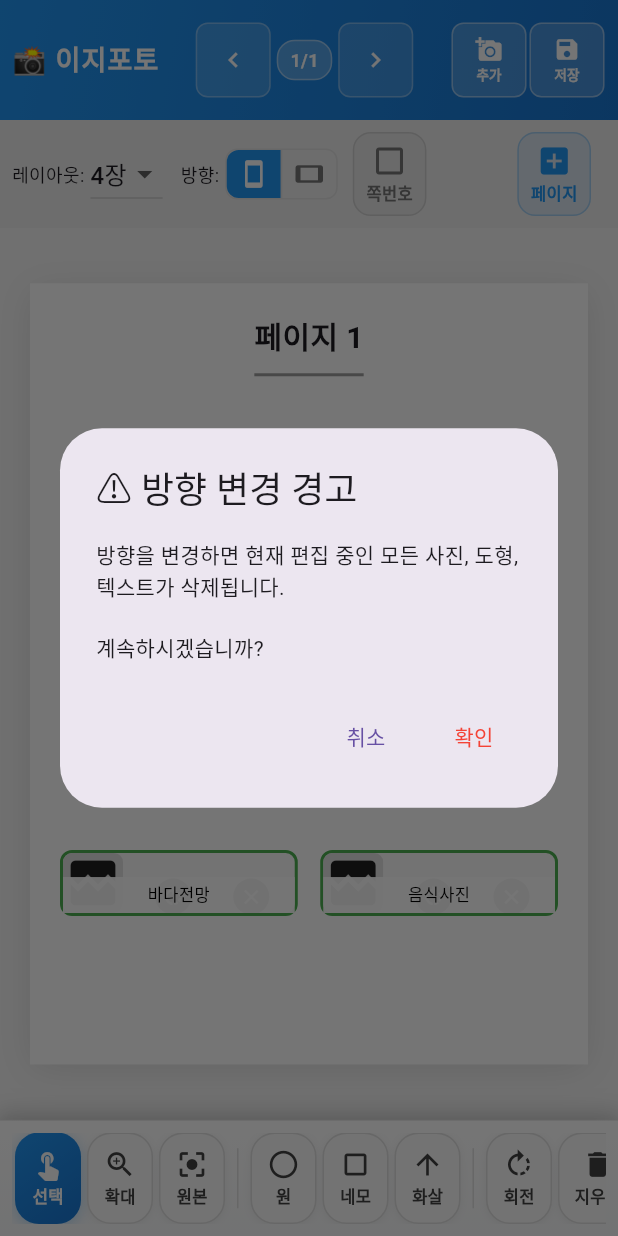
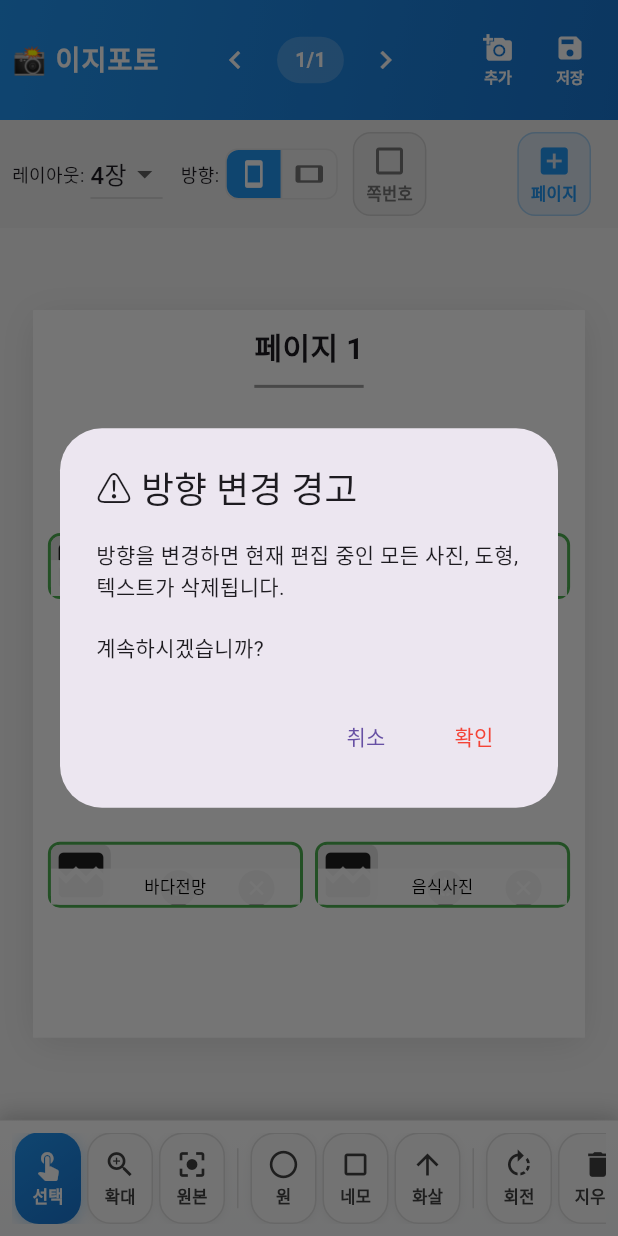
Before and after one commit to jagallang/EZPHOTO, a Flutter app: the screen it shows after launch, after a tap on the "stay current landscape" icon, on a phone screen of 412 x 824 dp. Run offline on Flutter 3.47's test engine with Material 3 defaults, Android fonts, the phone set to English and light mode, and no system bars; drawn by our look-alikes of screenshot; our stand-ins replace image_picker; network calls fail.

Commit message:
feat: Implement fully responsive mobile layout and clean UI design
- Add dynamic responsive layout calculations for different screen sizes
- Optimize photo container sizing for mobile devices (95% width utilization)
- Remove background decorations from top bar icons for cleaner look
- Implement screen-size-based margin and padding calculations
- Reduce photo slot spacing for better space utilization
- Improve page navigation with larger, background-free buttons
- Support both mobile (<600px) and tablet/desktop (>600px) layouts

Mobile optimizations:
- Dynamic container sizing based on screen dimensions
- Proportional margins and paddings
- Maximum space utilization for photo display
- Clean icon design without background boxes

🤖 Generated with [Claude Code](https://claude.ai/code)

Co-Authored-By: Claude <noreply@anthropic.com>

```diff
--- a/lib/main.dart
+++ b/lib/main.dart
@@ -1016,74 +1016,50 @@ class _PhotoEditorScreenState extends State<PhotoEditorScreen> {
                       child: Row(
                         mainAxisSize: MainAxisSize.min,
                         children: [
-                          Container(
-                            margin: const EdgeInsets.symmetric(horizontal: 2),
-                            decoration: BoxDecoration(
-                              color: Colors.white.withValues(alpha: 0.15),
-                              borderRadius: BorderRadius.circular(8),
-                              border: Border.all(color: Colors.white.withValues(alpha: 0.3)),
-                            ),
-                            child: IconButton(
-                              padding: const EdgeInsets.all(4),
-                              constraints: const BoxConstraints(minWidth: 32, minHeight: 32),
-                              icon: const Icon(Icons.chevron_left, color: Colors.white, size: 20),
+                          IconButton(
+                            padding: const EdgeInsets.all(8),
+                            constraints: const BoxConstraints(minWidth: 36, minHeight: 36),
+                            icon: const Icon(Icons.chevron_left, color: Colors.white, size: 24),
                             onPressed: currentPageIndex > 0 ? () {
                               _saveCurrentPageData();
                               _loadPageData(currentPageIndex - 1);
                             } : null,
                           ),
-                          ),
                           Container(
-                            padding: const EdgeInsets.symmetric(horizontal: 8, vertical: 4),
-                            margin: const EdgeInsets.symmetric(horizontal: 2),
+                            padding: const EdgeInsets.symmetric(horizontal: 12, vertical: 6),
+                            margin: const EdgeInsets.symmetric(horizontal: 4),
                             decoration: BoxDecoration(
-                              color: Colors.white.withValues(alpha: 0.25),
-                              borderRadius: BorderRadius.circular(12),
-                              border: Border.all(color: Colors.white.withValues(alpha: 0.4)),
+                              color: Colors.white.withValues(alpha: 0.2),
+                              borderRadius: BorderRadius.circular(16),
                             ),
                             child: Text(
                               '${currentPageIndex + 1}/${pages.length}',
                               style: const TextStyle(
                                 color: Colors.white,
-                                fontSize: 12,
+                                fontSize: 13,
                                 fontWeight: FontWeight.w600,
                               ),
                             ),
                           ),
-                          Container(
-                            margin: const EdgeInsets.symmetric(horizontal: 2),
-                            decoration: BoxDecoration(
-                              color: Colors.white.withValues(alpha: 0.15),
-                              borderRadius: BorderRadius.circular(8),
-                              border: Border.all(color: Colors.white.withValues(alpha: 0.3)),
-                            ),
-                            child: IconButton(
-                              padding: const EdgeInsets.all(4),
-                              constraints: const BoxConstraints(minWidth: 32, minHeight: 32),
-                              icon: const Icon(Icons.chevron_right, color: Colors.white, size: 20),
+                          IconButton(
+                            padding: const EdgeInsets.all(8),
+                            constraints: const BoxConstraints(minWidth: 36, minHeight: 36),
+                            icon: const Icon(Icons.chevron_right, color: Colors.white, size: 24),
                             onPressed: currentPageIndex < pages.length - 1 ? () {
                               _saveCurrentPageData();
                               _loadPageData(currentPageIndex + 1);
                             } : null,
                           ),
-                          ),
-                        ],
-                      ),
-                    ),
-                  ),
-
-                  // 오른쪽: 기능 버튼들 (모바일에 맞게 더 컴팩트)
+                        ],
+                      ),
+                    ),
+                  ),
+
+                  // 오른쪽: 기능 버튼들 (배경 제거, 깔끔한 디자인)
                   Row(
                     mainAxisSize: MainAxisSize.min,
                     children: [
-                      Container(
-                        margin: const EdgeInsets.symmetric(horizontal: 1),
-                        decoration: BoxDecoration(
-                          color: Colors.white.withValues(alpha: 0.2),
-                          borderRadius: BorderRadius.circular(8),
-                          border: Border.all(color: Colors.white.withValues(alpha: 0.4)),
-                        ),
-                        child: TextButton(
+                      TextButton(
                         style: TextButton.styleFrom(
                           padding: const EdgeInsets.symmetric(horizontal: 8, vertical: 4),
                           minimumSize: const Size(40, 40),
@@ -1094,28 +1070,20 @@ class _PhotoEditorScreenState extends State<PhotoEditorScreen> {
                         child: const Column(
                           mainAxisSize: MainAxisSize.min,
                           children: [
-                              Icon(Icons.add_a_photo, color: Colors.white, size: 18),
-                              SizedBox(height: 1),
+                            Icon(Icons.add_a_photo, color: Colors.white, size: 20),
+                            SizedBox(height: 2),
                             Text(
                               '추가',
                               style: TextStyle(
                                 color: Colors.white,
                                 fontWeight: FontWeight.w600,
-                                  fontSize: 9,
-                                ),
-                              ),
-                            ],
-                          ),
-                        ),
-                      ),
-                      Container(
-                        margin: const EdgeInsets.symmetric(horizontal: 1),
-                        decoration: BoxDecoration(
-                          color: Colors.white.withValues(alpha: 0.2),
-                          borderRadius: BorderRadius.circular(8),
-                          border: Border.all(color: Colors.white.withValues(alpha: 0.4)),
-                        ),
-                        child: TextButton(
+                                fontSize: 10,
+                              ),
+                            ),
+                          ],
+                        ),
+                      ),
+                      TextButton(
                         style: TextButton.styleFrom(
                           padding: const EdgeInsets.symmetric(horizontal: 8, vertical: 4),
                           minimumSize: const Size(40, 40),
@@ -1126,18 +1094,17 @@ class _PhotoEditorScreenState extends State<PhotoEditorScreen> {
                         child: const Column(
                           mainAxisSize: MainAxisSize.min,
                           children: [
-                              Icon(Icons.save, color: Colors.white, size: 18),
-                              SizedBox(height: 1),
+                            Icon(Icons.save, color: Colors.white, size: 20),
+                            SizedBox(height: 2),
                             Text(
                               '저장',
                               style: TextStyle(
                                 color: Colors.white,
                                 fontWeight: FontWeight.w600,
-                                  fontSize: 9,
-                                ),
-                              ),
-                            ],
-                          ),
+                                fontSize: 10,
+                              ),
+                            ),
+                          ],
                         ),
                       ),
                     ],
@@ -1332,20 +1299,38 @@ class _PhotoEditorScreenState extends State<PhotoEditorScreen> {
             child: Center(
               child: LayoutBuilder(
                 builder: (context, constraints) {
-                  // 화면 크기에 맞게 동적으로 계산
-                  final availableWidth = constraints.maxWidth - 40; // margin 20*2
-                  final availableHeight = constraints.maxHeight - 40; // margin 20*2
+                  // 화면 크기에 완전히 반응하는 동적 계산
+                  final screenWidth = constraints.maxWidth;
+                  final screenHeight = constraints.maxHeight;
+
+                  // 여백을 화면 크기에 비례하여 설정
+                  final horizontalMargin = (screenWidth * 0.03).clamp(8.0, 20.0);
+                  final verticalMargin = (screenHeight * 0.02).clamp(8.0, 16.0);
+
+                  final availableWidth = screenWidth - (horizontalMargin * 2);
+                  final availableHeight = screenHeight - (verticalMargin * 2);
 
                   double containerWidth, containerHeight;
 
+                  // 화면 크기별 최적화
+                  if (screenWidth < 600) {
+                    // 모바일 (소형 화면)
                     if (isPortrait) {
-                    // 세로 모드: 가로 기준으로 크기 결정
-                    containerWidth = availableWidth.clamp(200.0, 400.0);
-                    containerHeight = containerWidth * 1.4; // A4 비율
+                      containerWidth = availableWidth * 0.95; // 95% 활용
+                      containerHeight = (availableHeight * 0.85).clamp(containerWidth * 1.1, containerWidth * 1.5);
                     } else {
-                    // 가로 모드: 세로 기준으로 크기 결정
-                    containerHeight = availableHeight.clamp(200.0, 400.0);
-                    containerWidth = containerHeight * 1.4; // A4 비율
+                      containerHeight = availableHeight * 0.9; // 90% 활용
+                      containerWidth = (availableWidth * 0.8).clamp(containerHeight * 1.1, containerHeight * 1.5);
+                    }
+                  } else {
+                    // 태블릿/데스크톱 (대형 화면)
+                    if (isPortrait) {
+                      containerWidth = availableWidth.clamp(400.0, 600.0);
+                      containerHeight = (containerWidth * 1.3).clamp(500.0, availableHeight);
+                    } else {
+                      containerHeight = availableHeight.clamp(400.0, 500.0);
+                      containerWidth = (containerHeight * 1.4).clamp(500.0, availableWidth);
+                    }
                   }
 
                   return Screenshot(
@@ -1353,8 +1338,8 @@ class _PhotoEditorScreenState extends State<PhotoEditorScreen> {
                     child: Container(
                       width: containerWidth,
                       height: containerHeight,
-                      margin: const EdgeInsets.all(20),
-                      padding: const EdgeInsets.all(20),
+                      margin: EdgeInsets.all(horizontalMargin),
+                      padding: EdgeInsets.all((horizontalMargin * 0.8).clamp(8.0, 16.0)),
                   decoration: BoxDecoration(
                     color: Colors.white,
                     boxShadow: [
@@ -1614,7 +1599,7 @@ class _PhotoEditorScreenState extends State<PhotoEditorScreen> {
     return Column(
       children: [
         Expanded(child: _buildPhotoSlot(0)),
-        const SizedBox(height: 15),
+        const SizedBox(height: 8),
         Expanded(child: _buildPhotoSlot(1)),
       ],
     );
@@ -1627,13 +1612,13 @@ class _PhotoEditorScreenState extends State<PhotoEditorScreen> {
           flex: 3,
           child: _buildPhotoSlot(0),
         ),
-        const SizedBox(height: 15),
+        const SizedBox(height: 8),
         Expanded(
           flex: 2,
           child: Row(
             children: [
               Expanded(child: _buildPhotoSlot(1)),
-              const SizedBox(width: 15),
+              const SizedBox(width: 8),
               Expanded(child: _buildPhotoSlot(2)),
             ],
           ),
@@ -1649,17 +1634,17 @@ class _PhotoEditorScreenState extends State<PhotoEditorScreen> {
           child: Row(
             children: [
               Expanded(child: _buildPhotoSlot(0)),
-              const SizedBox(width: 15),
+              const SizedBox(width: 8),
               Expanded(child: _buildPhotoSlot(1)),
             ],
           ),
         ),
-        const SizedBox(height: 15),
+        const SizedBox(height: 8),
         Expanded(
           child: Row(
             children: [
               Expanded(child: _buildPhotoSlot(2)),
-              const SizedBox(width: 15),
+              const SizedBox(width: 8),
               Expanded(child: _buildPhotoSlot(3)),
             ],
           ),
```
Lines whose indentation alone changed are shown as unchanged.
